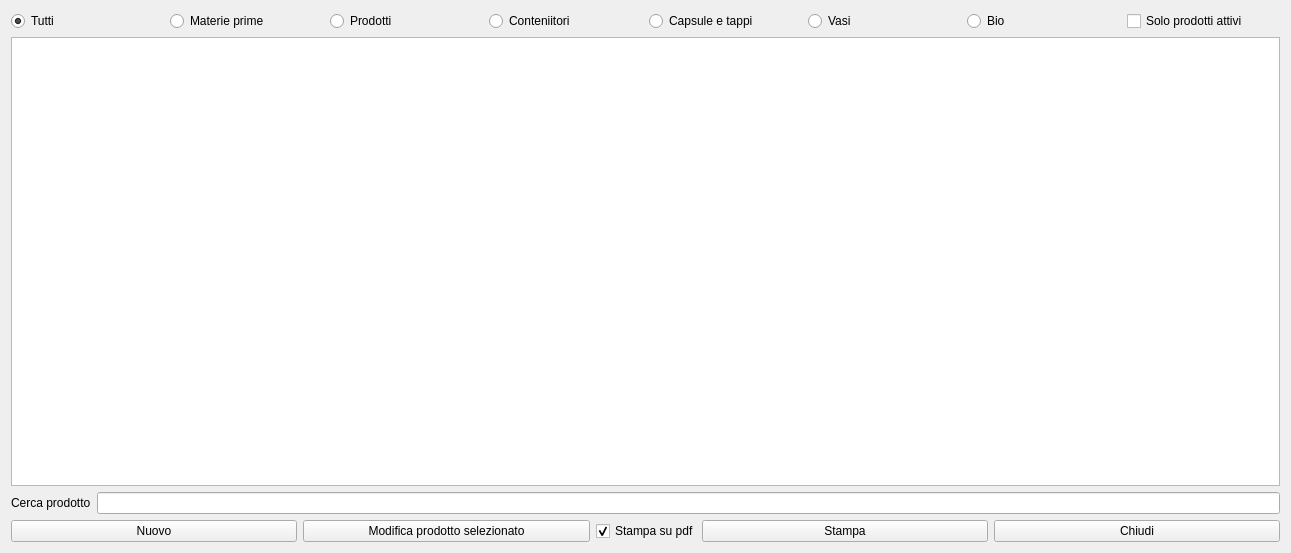
This is hprodottinew.ui in fblabs/hamlet-mod-sancon as Qt 5 draws it before an edit. The edited form follows.
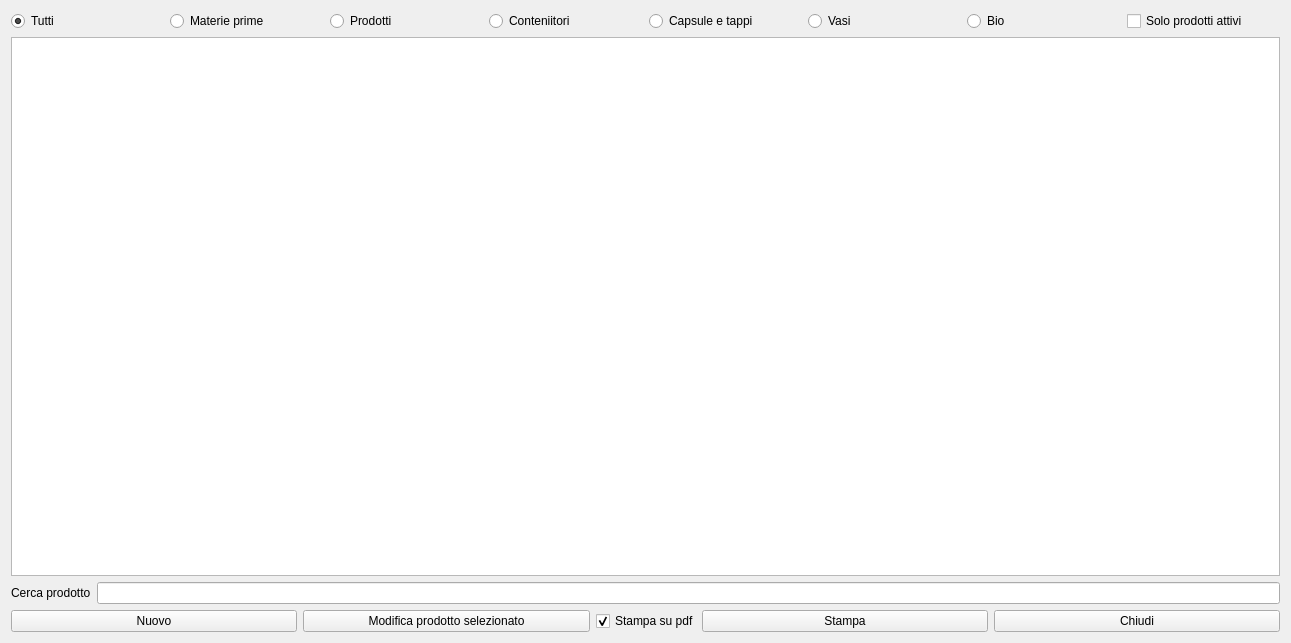
This is the edited form. Icons and pictures are not drawn.

What changed in the file:
```diff
--- a/hprodottinew.ui
+++ b/hprodottinew.ui
@@ -10,7 +10,7 @@
     <x>0</x>
     <y>0</y>
     <width>1291</width>
-    <height>553</height>
+    <height>643</height>
    </rect>
   </property>
   <property name="windowTitle">
```
